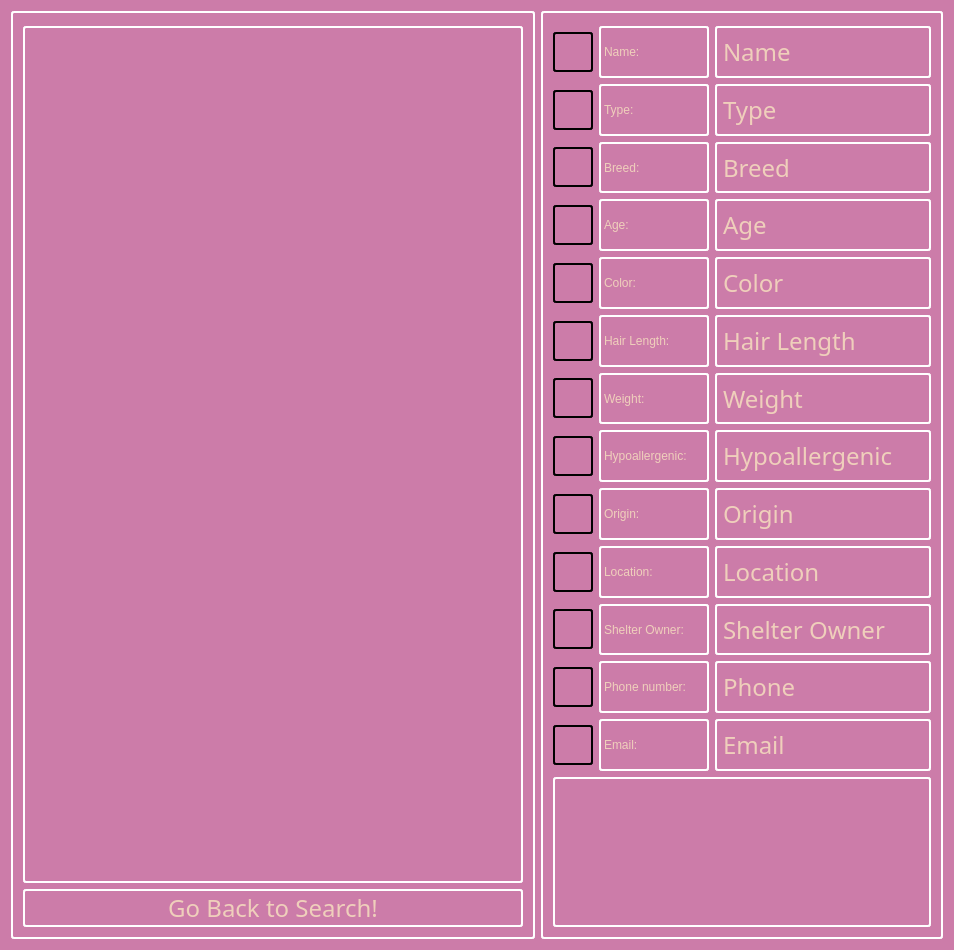
First picture: the form in breadnbutter/gui/petprofile.ui, repository jacksodl23/cs-205-pet-adoption, before the edit.
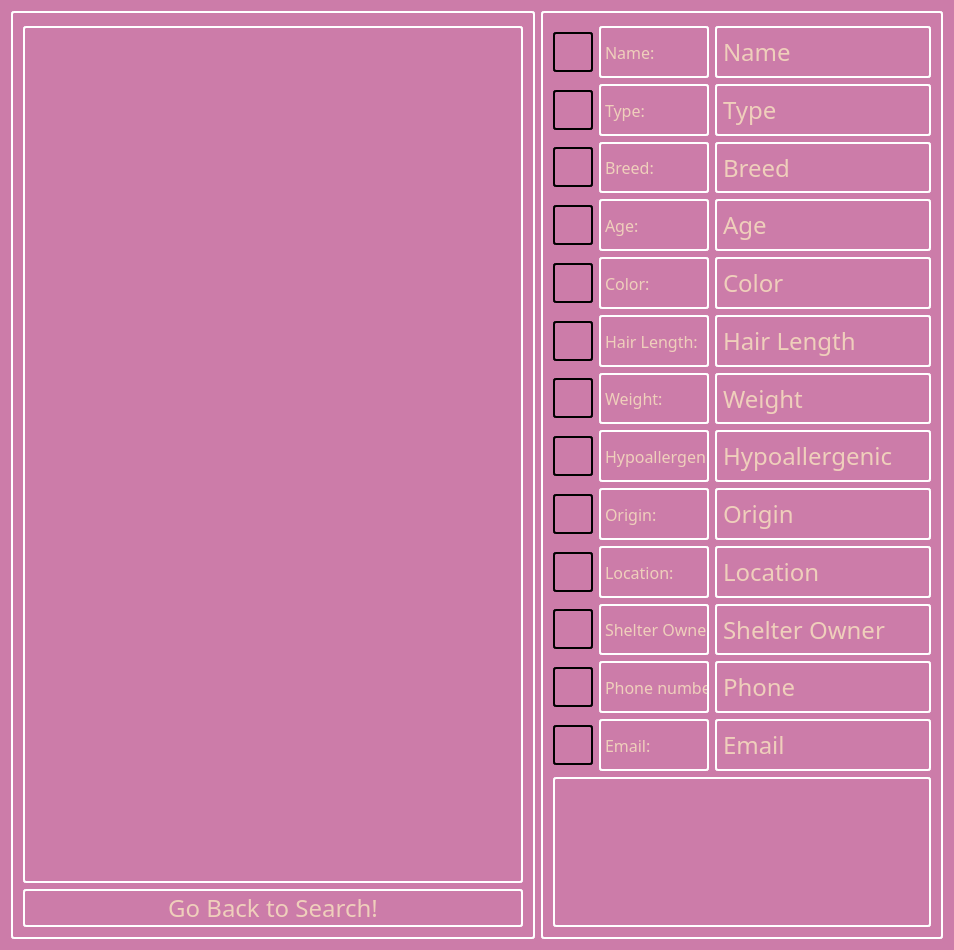
Second picture: the form after the edit.

What changed in the file:
```diff
--- a/breadnbutter/gui/petprofile.ui
+++ b/breadnbutter/gui/petprofile.ui
@@ -120,6 +120,12 @@
             <height>16777215</height>
            </size>
           </property>
+          <property name="font">
+           <font>
+            <family>Dyuthi</family>
+            <pointsize>12</pointsize>
+           </font>
+          </property>
           <property name="text">
            <string>Name:</string>
           </property>
@@ -179,6 +185,12 @@
             <height>16777215</height>
            </size>
           </property>
+          <property name="font">
+           <font>
+            <family>Dyuthi</family>
+            <pointsize>12</pointsize>
+           </font>
+          </property>
           <property name="text">
            <string>Type:</string>
           </property>
@@ -238,6 +250,12 @@
             <height>16777215</height>
            </size>
           </property>
+          <property name="font">
+           <font>
+            <family>Dyuthi</family>
+            <pointsize>12</pointsize>
+           </font>
+          </property>
           <property name="text">
            <string>Breed:</string>
           </property>
@@ -297,6 +315,12 @@
             <height>16777215</height>
            </size>
           </property>
+          <property name="font">
+           <font>
+            <family>Dyuthi</family>
+            <pointsize>12</pointsize>
+           </font>
+          </property>
           <property name="text">
            <string>Age:</string>
           </property>
@@ -356,6 +380,12 @@
             <height>16777215</height>
            </size>
           </property>
+          <property name="font">
+           <font>
+            <family>Dyuthi</family>
+            <pointsize>12</pointsize>
+           </font>
+          </property>
           <property name="text">
            <string>Color:</string>
           </property>
@@ -415,6 +445,12 @@
             <height>16777215</height>
            </size>
           </property>
+          <property name="font">
+           <font>
+            <family>Dyuthi</family>
+            <pointsize>12</pointsize>
+           </font>
+          </property>
           <property name="text">
            <string>Hair Length:</string>
           </property>
@@ -474,6 +510,12 @@
             <height>16777215</height>
            </size>
           </property>
+          <property name="font">
+           <font>
+            <family>Dyuthi</family>
+            <pointsize>12</pointsize>
+           </font>
+          </property>
           <property name="text">
            <string>Weight:</string>
           </property>
@@ -533,6 +575,12 @@
             <height>16777215</height>
            </size>
           </property>
+          <property name="font">
+           <font>
+            <family>Dyuthi</family>
+            <pointsize>12</pointsize>
+           </font>
+          </property>
           <property name="text">
            <string>Hypoallergenic:</string>
           </property>
@@ -592,6 +640,12 @@
             <height>16777215</height>
            </size>
           </property>
+          <property name="font">
+           <font>
+            <family>Dyuthi</family>
+            <pointsize>12</pointsize>
+           </font>
+          </property>
           <property name="text">
            <string>Origin:</string>
           </property>
@@ -651,6 +705,12 @@
             <height>16777215</height>
            </size>
           </property>
+          <property name="font">
+           <font>
+            <family>Dyuthi</family>
+            <pointsize>12</pointsize>
+           </font>
+          </property>
           <property name="text">
            <string>Location:</string>
           </property>
@@ -710,6 +770,12 @@
             <height>16777215</height>
            </size>
           </property>
+          <property name="font">
+           <font>
+            <family>Dyuthi</family>
+            <pointsize>12</pointsize>
+           </font>
+          </property>
           <property name="text">
            <string>Shelter Owner:</string>
           </property>
@@ -769,6 +835,12 @@
             <height>16777215</height>
            </size>
           </property>
+          <property name="font">
+           <font>
+            <family>Dyuthi</family>
+            <pointsize>12</pointsize>
+           </font>
+          </property>
           <property name="text">
            <string>Phone number:</string>
           </property>
@@ -828,6 +900,12 @@
             <height>16777215</height>
            </size>
           </property>
+          <property name="font">
+           <font>
+            <family>Dyuthi</family>
+            <pointsize>12</pointsize>
+           </font>
+          </property>
           <property name="text">
            <string>Email:</string>
           </property>
```
